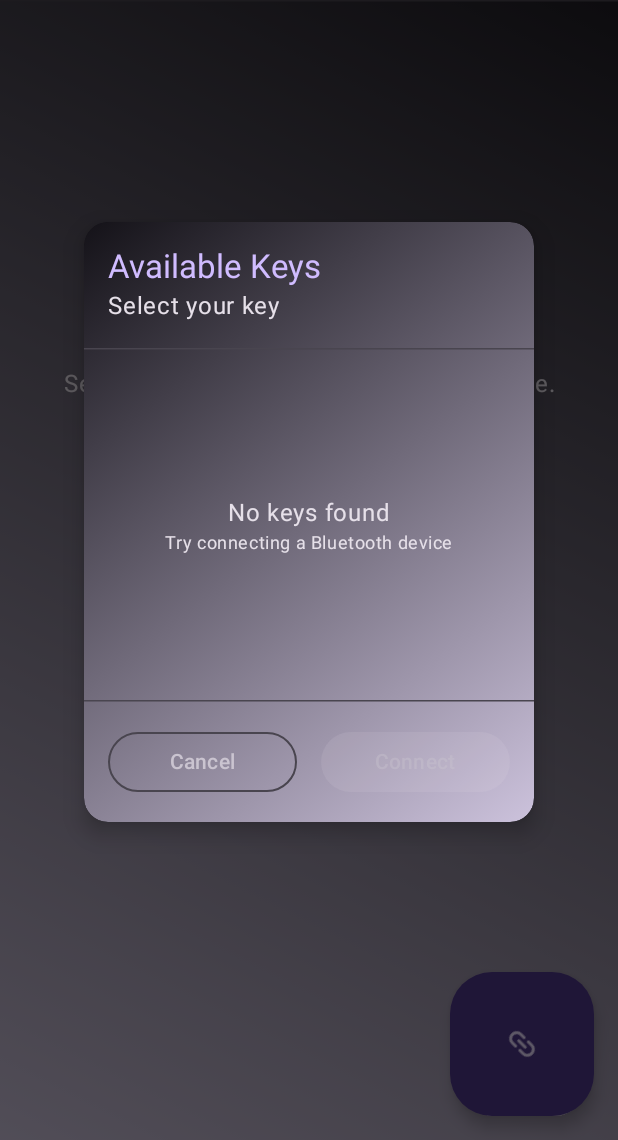
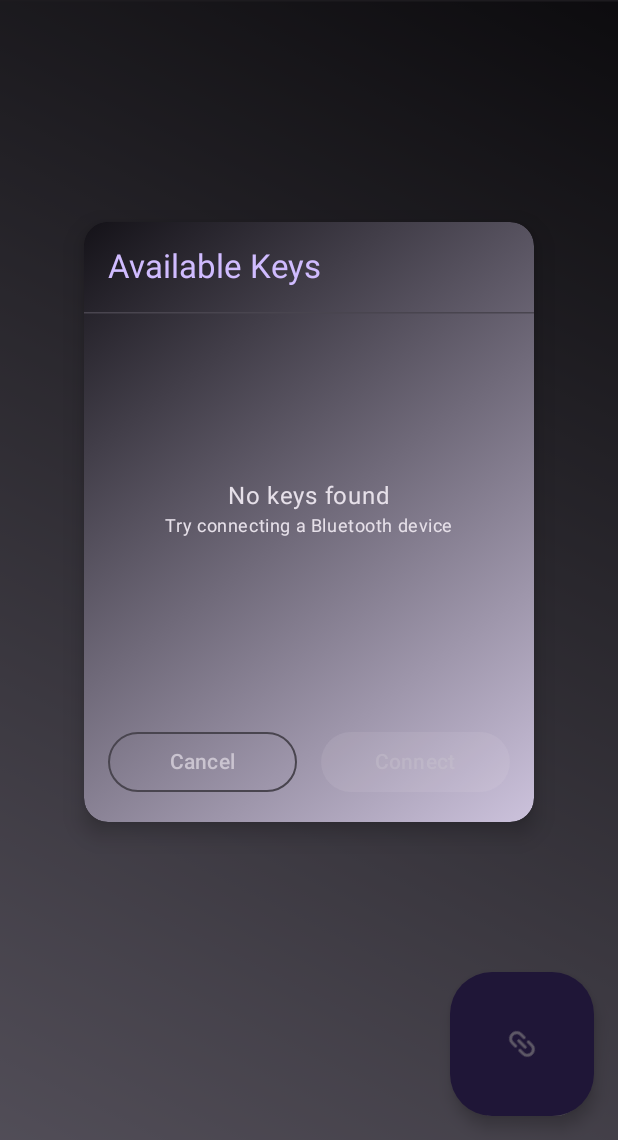
Before and after one commit to dpither/super-smart-key, an Android app built with Jetpack Compose: the screen it shows after launch (SuperSmartKeyActivity), after a tap on "Link Key", on a phone screen of 412 x 824 dp, the part 96-1236 px from its top. Run offline under Robolectric (Android 15) with nearby library versions, the phone set to English and light mode, and no system bars; our stand-ins replace Dagger/Hilt's generated code.

Commit message:
Simplifying home screen, visual updates, ui decluttering

```diff
--- a/App/src/main/java/com/dpither/supersmartkey/ui/Dialogs.kt
+++ b/App/src/main/java/com/dpither/supersmartkey/ui/Dialogs.kt
@@ -106,8 +106,7 @@ fun PermissionRationaleDialog(
                             .align(Alignment.CenterHorizontally)
                             .padding(16.dp)
                     )
-                    HorizontalDivider()
-                    Row(modifier = Modifier.padding(16.dp)) {
+                    Row(modifier = Modifier.padding(horizontal = 16.dp).padding(bottom = 16.dp)) {
 //                    Cancel Button
                         OutlinedButton(onClick = onDismiss, modifier = Modifier.weight(1f)) {
                             Text(text = stringResource(R.string.cancel))
@@ -166,7 +165,7 @@ fun AvailableKeysDialog(
                             color = MaterialTheme.colorScheme.primary,
                             style = MaterialTheme.typography.titleLarge
                         )
-                        Text(text = stringResource(R.string.key_dialog_text))
+//                        Text(text = stringResource(R.string.key_dialog_text))
                     }
 
                     HorizontalDivider()
@@ -177,6 +176,7 @@ fun AvailableKeysDialog(
                             horizontalAlignment = Alignment.CenterHorizontally,
                             modifier = Modifier
                                 .fillMaxWidth()
+                                .padding(16.dp)
                                 .weight(1f)
                         ) {
                             Text(
@@ -202,7 +202,6 @@ fun AvailableKeysDialog(
                             }
                         }
                     }
-                    HorizontalDivider()
 
                     Row(modifier = Modifier.padding(16.dp)) {
 //                    Cancel Button
@@ -245,8 +244,8 @@ private fun KeyRow(
         verticalAlignment = Alignment.CenterVertically,
         modifier = Modifier
             .clickable(onClick = onClick)
+            .padding(vertical = 8.dp, horizontal = 16.dp)
             .fillMaxWidth()
-            .padding(horizontal = 16.dp, vertical = 8.dp)
     ) {
         RadioButton(selected = selected, onClick = null)
         Column(modifier = Modifier.padding(start = 16.dp)) {
--- a/App/src/main/java/com/dpither/supersmartkey/ui/home/HomeScreen.kt
+++ b/App/src/main/java/com/dpither/supersmartkey/ui/home/HomeScreen.kt
@@ -28,7 +28,6 @@ import androidx.compose.animation.slideInVertically
 import androidx.compose.animation.slideOutVertically
 import androidx.compose.animation.togetherWith
 import androidx.compose.foundation.Canvas
-import androidx.compose.foundation.layout.Arrangement
 import androidx.compose.foundation.layout.Box
 import androidx.compose.foundation.layout.Column
 import androidx.compose.foundation.layout.Row
@@ -68,7 +67,6 @@ import androidx.compose.ui.platform.LocalDensity
 import androidx.compose.ui.res.stringResource
 import androidx.compose.ui.res.vectorResource
 import androidx.compose.ui.text.font.FontWeight
-import androidx.compose.ui.text.style.TextAlign
 import androidx.compose.ui.text.style.TextOverflow
 import androidx.compose.ui.tooling.preview.Devices
 import androidx.compose.ui.tooling.preview.Preview
@@ -296,37 +294,6 @@ private fun HomeContent(
                     .rotate(animatedRotation)
                     .size(animatedSize)
             )
-        }
-
-//        Content when no key connected
-        AnimatedVisibility(
-            visible = key == null, enter = fadeIn(
-                animationSpec = tween(
-                    durationMillis = DEFAULT_ANIMATION_DURATION, easing = LinearEasing
-                )
-            ), exit = fadeOut(
-                animationSpec = tween(
-                    durationMillis = DEFAULT_ANIMATION_DURATION, easing = LinearEasing
-                )
-            )
-        ) {
-            Column(
-                horizontalAlignment = Alignment.CenterHorizontally,
-                verticalArrangement = Arrangement.Center,
-                modifier = Modifier.fillMaxSize()
-            ) {
-                Text(
-                    text = stringResource(R.string.no_key_text),
-                    textAlign = TextAlign.Center,
-                    style = MaterialTheme.typography.bodyLarge
-                )
-                Spacer(modifier = Modifier.size(largeIconDp + 32.dp))
-                Text(
-                    text = stringResource(R.string.call_to_action),
-                    textAlign = TextAlign.Center,
-                    style = MaterialTheme.typography.bodyLarge,
-                )
-            }
         }
 
 //        Content when key connected
--- a/App/src/main/java/com/dpither/supersmartkey/ui/settings/SettingsScreen.kt
+++ b/App/src/main/java/com/dpither/supersmartkey/ui/settings/SettingsScreen.kt
@@ -120,7 +120,7 @@ private fun SettingsContent(
                 maxVal = MAX_RSSI_THRESHOLD,
                 steps = (MAX_RSSI_THRESHOLD - MIN_RSSI_THRESHOLD) - 1,
             )
-            HorizontalDivider()
+//            HorizontalDivider()
 //            Grace period slider
             SettingsIntSlider(
                 title = stringResource(R.string.grace_period),
@@ -132,7 +132,7 @@ private fun SettingsContent(
                 maxVal = MAX_GRACE_PERIOD,
                 steps = (MAX_GRACE_PERIOD - MIN_GRACE_PERIOD) - 1,
             )
-            HorizontalDivider()
+//            HorizontalDivider()
 //            Polling rate slider
             SettingsIntSlider(
                 title = stringResource(R.string.polling_rate),
@@ -144,7 +144,7 @@ private fun SettingsContent(
                 maxVal = MAX_POLLING_RATE,
                 steps = (MAX_POLLING_RATE - MIN_POLLING_RATE) - 1,
             )
-            HorizontalDivider()
+//            HorizontalDivider()
         }
 
     }
@@ -166,7 +166,7 @@ private fun SettingsIntSlider(
         inactiveTickColor = Color.Transparent,
     )
 
-    Column(modifier = Modifier.padding(horizontal = 16.dp, vertical = 8.dp)) {
+    Column(modifier = Modifier.padding(horizontal = 16.dp).padding(top = 16.dp)) {
         Row {
             Text(text = "$title: ", fontWeight = FontWeight.SemiBold)
             Text(text = "$value $units")
@@ -197,7 +197,8 @@ fun SettingsContentPreview() {
                 modifier = Modifier.fillMaxSize(),
                 topBar = { SettingsTopAppBar(onBack = {}) },
             ) { paddingValues ->
-                SettingsContent(rssiThreshold = DEFAULT_RSSI_THRESHOLD,
+                SettingsContent(
+                    rssiThreshold = DEFAULT_RSSI_THRESHOLD,
                     onRssiThresholdChange = {},
                     onRssiThresholdChangeFinished = {},
                     gracePeriod = DEFAULT_GRACE_PERIOD,
@@ -223,7 +224,8 @@ fun SettingsContentLoadingPreview() {
                 modifier = Modifier.fillMaxSize(),
                 topBar = { SettingsTopAppBar(onBack = {}) },
             ) { paddingValues ->
-                SettingsContent(rssiThreshold = DEFAULT_RSSI_THRESHOLD,
+                SettingsContent(
+                    rssiThreshold = DEFAULT_RSSI_THRESHOLD,
                     onRssiThresholdChange = {},
                     onRssiThresholdChangeFinished = {},
                     gracePeriod = DEFAULT_GRACE_PERIOD,
--- a/App/src/main/res/values/strings.xml
+++ b/App/src/main/res/values/strings.xml
@@ -19,10 +19,7 @@
     <string name="change_key">Change Key</string>
     <string name="start">START</string>
     <string name="stop">STOP</string>
-    <string name="no_key_text">Secure your phone with a Bluetooth device.</string>
-    <string name="call_to_action">Link a key to get started.</string>
     <string name="key_dialog_title">Available Keys</string>
-    <string name="key_dialog_text">Select your key</string>
     <string name="empty_key_dialog_title">No keys found</string>
     <string name="empty_key_dialog_text">Try connecting a Bluetooth device</string>
     <string name="address">Address</string>
@@ -36,12 +33,12 @@
     <string name="ok">OK</string>
     <string name="cancel">Cancel</string>
     <!--Permissions-->
-    <string name="device_admin">Device\nAdmin</string>
-    <string name="device_admin_rationale">Super Smart Key requires device admin to lock your device when the selected key is outside the set range.</string>
-    <string name="location_permissions">Location\nPermissions</string>
+    <string name="device_admin">Device Admin</string>
+    <string name="device_admin_rationale">Super Smart Key requires device admin to lock this device when the connected key is out of the desired range.</string>
+    <string name="location_permissions">Location Permissions</string>
     <string name="location_rationale">Super Smart Key requires location permissions to communicate with connected Bluetooth devices and use them as keys.</string>
     <string name="location_denied_rationale">Super Smart Key requires location permissions to communicate with connected Bluetooth devices and use them as keys. This can be enabled in app info.</string>
-    <string name="bluetooth_permissions">Bluetooth\nPermissions</string>
+    <string name="bluetooth_permissions">Bluetooth Permissions</string>
     <string name="bluetooth_rationale">Super Smart Key requires Bluetooth permissions to communicate with connected Bluetooth devices and use them as keys.</string>
     <string name="bluetooth_denied_rationale">Super Smart Key requires Bluetooth permissions to communicate with connected Bluetooth devices and use them as keys. This can be enabled in app info.</string>
 </resources>
```
